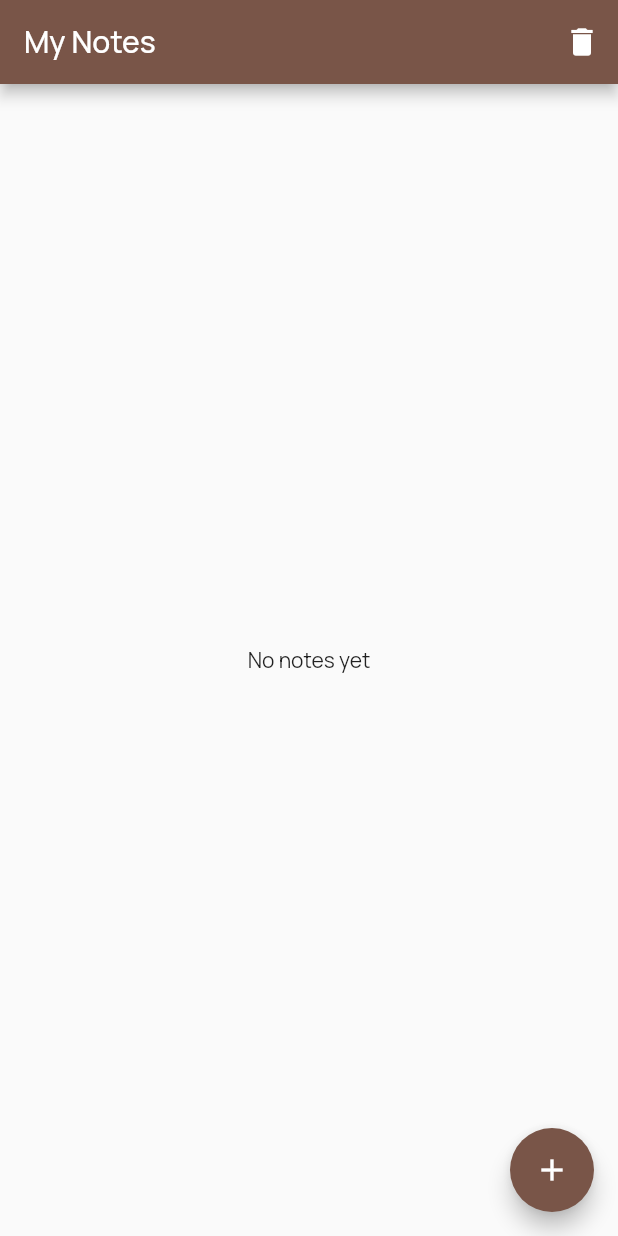
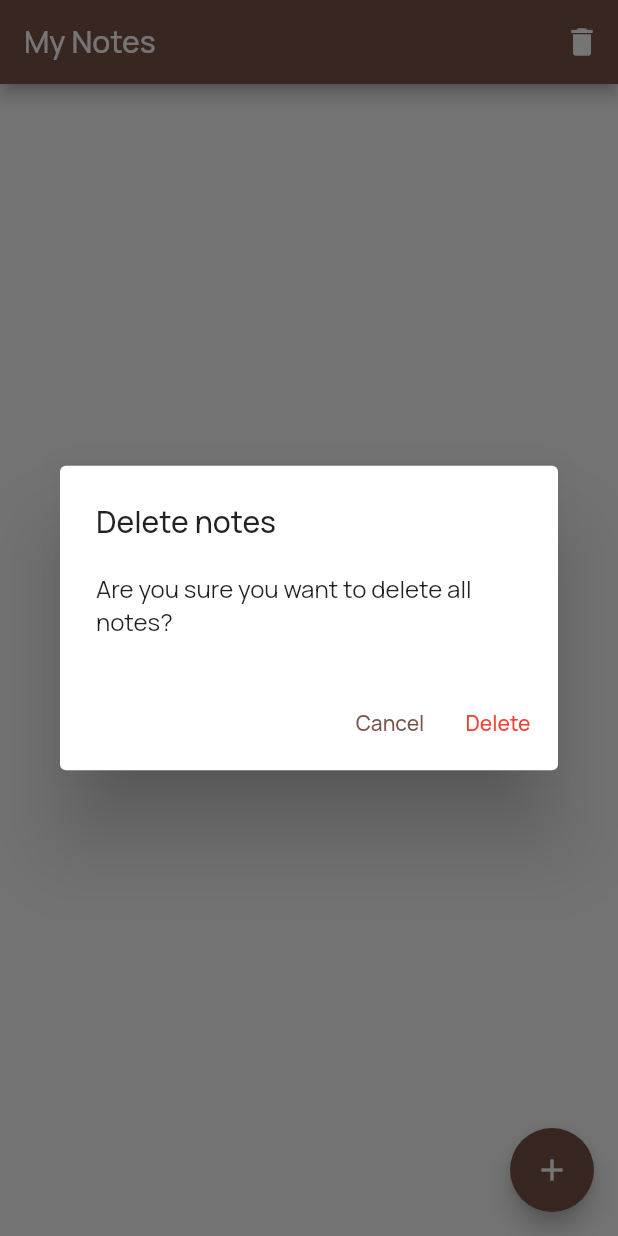
Before and after one commit to jacribeiro/NotesApp, a Flutter app: the screen it shows after launch, after a tap on the "delete" icon, on a phone screen of 412 x 824 dp. Run offline on Flutter 3.47's test engine with Material 2 defaults, Android fonts, the phone set to English and light mode, and no system bars; our stand-ins replace sqflite; accounts and stored records are empty.

Commit message:
Started implementing bullet list option. Added alert dialog for deleting all notes

```diff
--- a/lib/main_page.dart
+++ b/lib/main_page.dart
@@ -81,7 +81,8 @@ class _MainPageState extends State<MainPage> {
   }
 
   void _showPopupMenu(BuildContext context, NoteModel note) async {
-    final RenderObject? overlay = Overlay.of(context).context.findRenderObject();
+    final RenderObject? overlay =
+        Overlay.of(context).context.findRenderObject();
 
     await showMenu(
         context: context,
@@ -113,12 +114,35 @@ class _MainPageState extends State<MainPage> {
         actions: [
           IconButton(
             icon: const Icon(Icons.delete),
+            onPressed: () => showDialog<String>(
+              context: context,
+              builder: (BuildContext context) => AlertDialog(
+                title: const Text('Delete notes'),
+                content:
+                    const Text('Are you sure you want to delete all notes?'),
+                actions: [
+                  TextButton(
+                    onPressed: () => Navigator.pop(context, 'Cancel'),
+                    child: const Text('Cancel'),
+                  ),
+                  TextButton(
                     onPressed: () {
                       databaseHelper.clearDatabase();
                       setState(() {
                         loadNotes();
                       });
+                      Navigator.pop(context, 'Delete');
                     },
+                    child: const Text(
+                      "Delete",
+                      style: TextStyle(
+                        color: Colors.red,
+                      ),
+                    ),
+                  ),
+                ],
+              ),
+            ),
           ),
         ],
       ),
```
Also changed, not shown: lib/add_note_page.dart (+46 -9 lines). Lines whose indentation alone changed are shown as unchanged.
